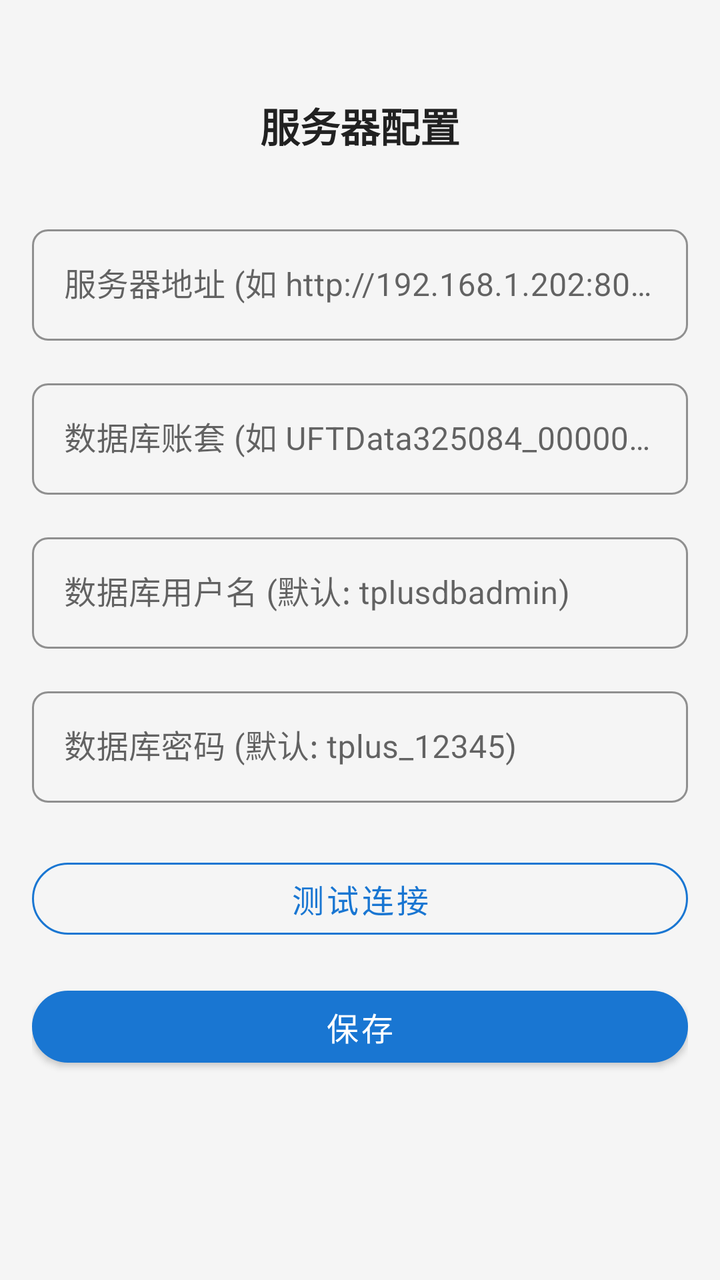
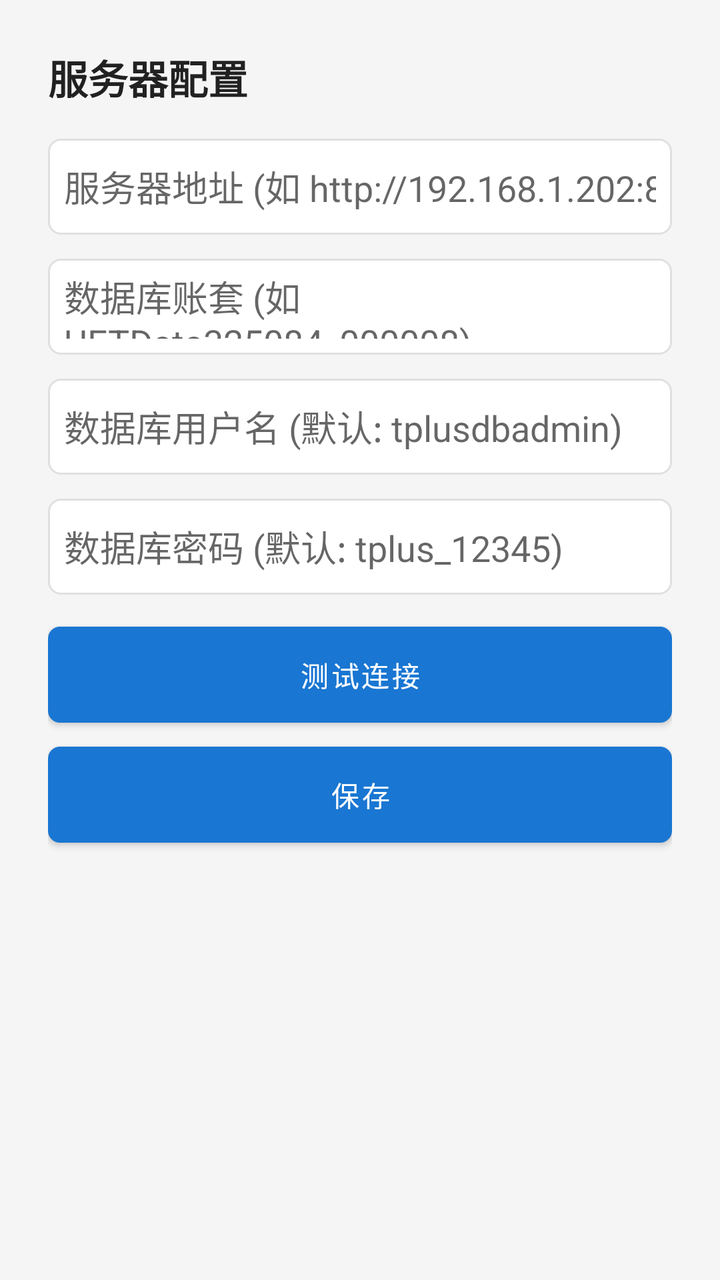

The first picture is an Android layout as it rendered before a commit; the second is the same layout after the commit. The layout source and the unified diff follow.
<!-- AndroidManifest.xml: application theme Theme.TPlusJFFZ -->
<!-- res/layout/activity_link.xml -->
<?xml version="1.0" encoding="utf-8"?>
<androidx.constraintlayout.widget.ConstraintLayout
    xmlns:android="http://schemas.android.com/apk/res/android"
    xmlns:app="http://schemas.android.com/apk/res-auto"
    xmlns:tools="http://schemas.android.com/tools"
    android:layout_width="match_parent"
    android:layout_height="match_parent"
    android:padding="@dimen/spacing_medium"
    android:background="@color/background"
    tools:context=".ui.link.LinkActivity">

    <TextView
        android:id="@+id/tv_title"
        android:layout_width="wrap_content"
        android:layout_height="wrap_content"
        android:text="@string/link_title"
        android:textSize="@dimen/text_headline"
        android:textColor="@color/text_primary"
        android:textStyle="bold"
        android:layout_marginTop="@dimen/spacing_xlarge"
        app:layout_constraintTop_toTopOf="parent"
        app:layout_constraintStart_toStartOf="parent"
        app:layout_constraintEnd_toEndOf="parent" />

    <com.google.android.material.textfield.TextInputLayout
        android:id="@+id/til_server_url"
        style="@style/Widget.TPlusJFFZ.InputField"
        android:layout_width="0dp"
        android:layout_height="wrap_content"
        android:layout_marginTop="@dimen/spacing_xlarge"
        android:hint="@string/hint_server_url"
        app:layout_constraintTop_toBottomOf="@id/tv_title"
        app:layout_constraintStart_toStartOf="parent"
        app:layout_constraintEnd_toEndOf="parent">

        <com.google.android.material.textfield.TextInputEditText
            android:id="@+id/et_server_url"
            android:layout_width="match_parent"
            android:layout_height="wrap_content"
            android:inputType="textUri"
            android:imeOptions="actionDone" />
    </com.google.android.material.textfield.TextInputLayout>

    <com.google.android.material.textfield.TextInputLayout
        android:id="@+id/til_database_name"
        style="@style/Widget.TPlusJFFZ.InputField"
        android:layout_width="0dp"
        android:layout_height="wrap_content"
        android:layout_marginTop="@dimen/spacing_medium"
        android:hint="@string/hint_database_name"
        app:layout_constraintTop_toBottomOf="@id/til_server_url"
        app:layout_constraintStart_toStartOf="parent"
        app:layout_constraintEnd_toEndOf="parent">

        <com.google.android.material.textfield.TextInputEditText
            android:id="@+id/et_database_name"
            android:layout_width="match_parent"
            android:layout_height="wrap_content"
            android:inputType="text"
            android:imeOptions="actionDone" />
    </com.google.android.material.textfield.TextInputLayout>

    <com.google.android.material.textfield.TextInputLayout
        android:id="@+id/til_db_user"
        style="@style/Widget.TPlusJFFZ.InputField"
        android:layout_width="0dp"
        android:layout_height="wrap_content"
        android:layout_marginTop="@dimen/spacing_medium"
        android:hint="@string/hint_db_user"
        app:layout_constraintTop_toBottomOf="@id/til_database_name"
        app:layout_constraintStart_toStartOf="parent"
        app:layout_constraintEnd_toEndOf="parent">

        <com.google.android.material.textfield.TextInputEditText
            android:id="@+id/et_db_user"
            android:layout_width="match_parent"
            android:layout_height="wrap_content"
            android:inputType="text"
            android:imeOptions="actionDone" />
    </com.google.android.material.textfield.TextInputLayout>

    <com.google.android.material.textfield.TextInputLayout
        android:id="@+id/til_db_password"
        style="@style/Widget.TPlusJFFZ.InputField"
        android:layout_width="0dp"
        android:layout_height="wrap_content"
        android:layout_marginTop="@dimen/spacing_medium"
        android:hint="@string/hint_db_password"
        app:layout_constraintTop_toBottomOf="@id/til_db_user"
        app:layout_constraintStart_toStartOf="parent"
        app:layout_constraintEnd_toEndOf="parent">

        <com.google.android.material.textfield.TextInputEditText
            android:id="@+id/et_db_password"
            android:layout_width="match_parent"
            android:layout_height="wrap_content"
            android:inputType="textPassword"
            android:imeOptions="actionDone" />
    </com.google.android.material.textfield.TextInputLayout>

    <com.google.android.material.button.MaterialButton
        android:id="@+id/btn_test_connection"
        style="@style/Widget.TPlusJFFZ.Button.Secondary"
        android:layout_width="0dp"
        android:layout_height="@dimen/button_height"
        android:text="@string/btn_test_connection"
        android:layout_marginTop="@dimen/spacing_large"
        app:layout_constraintTop_toBottomOf="@id/til_db_password"
        app:layout_constraintStart_toStartOf="parent"
        app:layout_constraintEnd_toEndOf="parent" />

    <com.google.android.material.button.MaterialButton
        android:id="@+id/btn_save"
        style="@style/Widget.TPlusJFFZ.Button.Primary"
        android:layout_width="0dp"
        android:layout_height="@dimen/button_height"
        android:text="@string/btn_save"
        android:layout_marginTop="@dimen/spacing_medium"
        app:layout_constraintTop_toBottomOf="@id/btn_test_connection"
        app:layout_constraintStart_toStartOf="parent"
        app:layout_constraintEnd_toEndOf="parent" />

    <ProgressBar
        android:id="@+id/progress_bar"
        android:layout_width="wrap_content"
        android:layout_height="wrap_content"
        android:visibility="gone"
        app:layout_constraintTop_toTopOf="parent"
        app:layout_constraintBottom_toBottomOf="parent"
        app:layout_constraintStart_toStartOf="parent"
        app:layout_constraintEnd_toEndOf="parent" />

</androidx.constraintlayout.widget.ConstraintLayout>
<!-- resources referenced by this layout -->
<resources>
  <color name="background">#F5F5F5</color>
  <color name="text_primary">#212121</color>
  <dimen name="button_height">48dp</dimen>
  <dimen name="spacing_large">24dp</dimen>
  <dimen name="spacing_medium">16dp</dimen>
  <dimen name="spacing_xlarge">32dp</dimen>
  <dimen name="text_headline">20sp</dimen>
  <string name="btn_save">保存</string>
  <string name="btn_test_connection">测试连接</string>
  <string name="hint_database_name">数据库账套 (如 UFTData325084_0000008)</string>
  <string name="hint_db_password">数据库密码 (默认: tplus_12345)</string>
  <string name="hint_db_user">数据库用户名 (默认: tplusdbadmin)</string>
  <string name="hint_server_url">服务器地址 (如 http://192.168.1.202:8083)</string>
  <string name="link_title">服务器配置</string>
  <style name="Widget.TPlusJFFZ.Button.Primary" parent="Widget.MaterialComponents.Button">
          <item name="android:layout_height">@dimen/button_height</item>
          <item name="cornerRadius">@dimen/button_corner_radius</item>
          <item name="android:textColor">@color/white</item>
          <item name="android:textSize">@dimen/text_subtitle</item>
          <item name="android:paddingStart">@dimen/button_padding_horizontal</item>
          <item name="android:paddingEnd">@dimen/button_padding_horizontal</item>
          <item name="android:textAllCaps">false</item>
      </style>
  <style name="Widget.TPlusJFFZ.Button.Secondary" parent="Widget.MaterialComponents.Button.OutlinedButton">
          <item name="android:layout_height">@dimen/button_height</item>
          <item name="cornerRadius">@dimen/button_corner_radius</item>
          <item name="android:textColor">@color/primary</item>
          <item name="android:textSize">@dimen/text_subtitle</item>
          <item name="strokeColor">@color/primary</item>
          <item name="android:textAllCaps">false</item>
      </style>
  <style name="Widget.TPlusJFFZ.InputField" parent="Widget.MaterialComponents.TextInputLayout.OutlinedBox">
          <item name="boxCornerRadiusTopStart">@dimen/input_corner_radius</item>
          <item name="boxCornerRadiusTopEnd">@dimen/input_corner_radius</item>
          <item name="boxCornerRadiusBottomStart">@dimen/input_corner_radius</item>
          <item name="boxCornerRadiusBottomEnd">@dimen/input_corner_radius</item>
          <item name="boxStrokeColor">@color/primary</item>
      </style>
  <style name="Theme.TPlusJFFZ" parent="Theme.MaterialComponents.DayNight.NoActionBar">
          <item name="colorPrimary">@color/primary</item>
          <item name="colorPrimaryVariant">@color/primary_dark</item>
          <item name="colorOnPrimary">@color/white</item>
          <item name="colorSecondary">@color/accent</item>
          <item name="colorSecondaryVariant">@color/accent</item>
          <item name="colorOnSecondary">@color/white</item>
          <item name="android:statusBarColor">@color/primary_dark</item>
          <item name="android:navigationBarColor">@color/background</item>
          <item name="android:windowBackground">@color/background</item>
          <item name="android:textColorPrimary">@color/text_primary</item>
          <item name="android:textColorSecondary">@color/text_secondary</item>
      </style>
  <dimen name="button_corner_radius">24dp</dimen>
  <color name="white">#FFFFFFFF</color>
  <dimen name="text_subtitle">16sp</dimen>
  <dimen name="button_padding_horizontal">24dp</dimen>
  <color name="primary">#1976D2</color>
  <dimen name="input_corner_radius">8dp</dimen>
  <color name="primary_dark">#1565C0</color>
  <color name="accent">#FF4081</color>
  <color name="text_secondary">#757575</color>
</resources>

<!-- the commit's change to res/layout/activity_link.xml (unified diff, before → after) -->
@@ -1,133 +1,82 @@
 <?xml version="1.0" encoding="utf-8"?>
-<androidx.constraintlayout.widget.ConstraintLayout
-    xmlns:android="http://schemas.android.com/apk/res/android"
-    xmlns:app="http://schemas.android.com/apk/res-auto"
-    xmlns:tools="http://schemas.android.com/tools"
+<ScrollView xmlns:android="http://schemas.android.com/apk/res/android"
     android:layout_width="match_parent"
     android:layout_height="match_parent"
-    android:padding="@dimen/spacing_medium"
     android:background="@color/background"
-    tools:context=".ui.link.LinkActivity">
+    android:fillViewport="true">
 
-    <TextView
-        android:id="@+id/tv_title"
-        android:layout_width="wrap_content"
+    <LinearLayout
+        android:layout_width="match_parent"
         android:layout_height="wrap_content"
-        android:text="@string/link_title"
-        android:textSize="@dimen/text_headline"
-        android:textColor="@color/text_primary"
-        android:textStyle="bold"
-        android:layout_marginTop="@dimen/spacing_xlarge"
-        app:layout_constraintTop_toTopOf="parent"
-        app:layout_constraintStart_toStartOf="parent"
-        app:layout_constraintEnd_toEndOf="parent" />
+        android:orientation="vertical"
+        android:padding="24dp">
 
-    <com.google.android.material.textfield.TextInputLayout
-        android:id="@+id/til_server_url"
-        style="@style/Widget.TPlusJFFZ.InputField"
-        android:layout_width="0dp"
-        android:layout_height="wrap_content"
-        android:layout_marginTop="@dimen/spacing_xlarge"
-        android:hint="@string/hint_server_url"
-        app:layout_constraintTop_toBottomOf="@id/tv_title"
-        app:layout_constraintStart_toStartOf="parent"
-        app:layout_constraintEnd_toEndOf="parent">
-
-        <com.google.android.material.textfield.TextInputEditText
-            android:id="@+id/et_server_url"
+        <TextView
             android:layout_width="match_parent"
             android:layout_height="wrap_content"
+            android:text="@string/link_title"
+            android:textSize="20sp"
+            android:textStyle="bold"
+            android:textColor="@color/text_primary"
+            android:layout_marginBottom="16dp" />
+
+        <EditText
+            android:id="@+id/etServerUrl"
+            android:layout_width="match_parent"
+            android:layout_height="48dp"
+            android:hint="@string/hint_server_url"
             android:inputType="textUri"
-            android:imeOptions="actionDone" />
-    </com.google.android.material.textfield.TextInputLayout>
+            android:padding="8dp"
+            android:background="@drawable/input_background"
+            android:textColor="@color/text_primary" />
 
-    <com.google.android.material.textfield.TextInputLayout
-        android:id="@+id/til_database_name"
-        style="@style/Widget.TPlusJFFZ.InputField"
-        android:layout_width="0dp"
-        android:layout_height="wrap_content"
-        android:layout_marginTop="@dimen/spacing_medium"
-        android:hint="@string/hint_database_name"
-        app:layout_constraintTop_toBottomOf="@id/til_server_url"
-        app:layout_constraintStart_toStartOf="parent"
-        app:layout_constraintEnd_toEndOf="parent">
+        <EditText
+            android:id="@+id/etDatabaseName"
+            android:layout_width="match_parent"
+            android:layout_height="48dp"
+            android:layout_marginTop="12dp"
+            android:hint="@string/hint_database_name"
+            android:padding="8dp"
+            android:background="@drawable/input_background"
+            android:textColor="@color/text_primary" />
 
-        <com.google.android.material.textfield.TextInputEditText
-            android:id="@+id/et_database_name"
+        <EditText
+            android:id="@+id/etDbUser"
             android:layout_width="match_parent"
-            android:layout_height="wrap_content"
-            android:inputType="text"
-            android:imeOptions="actionDone" />
-    </com.google.android.material.textfield.TextInputLayout>
+            android:layout_height="48dp"
+            android:layout_marginTop="12dp"
+            android:hint="@string/hint_db_user"
+            android:padding="8dp"
+            android:background="@drawable/input_background"
+            android:textColor="@color/text_primary" />
 
-    <com.google.android.material.textfield.TextInputLayout
-        android:id="@+id/til_db_user"
-        style="@style/Widget.TPlusJFFZ.InputField"
-        android:layout_width="0dp"
-        android:layout_height="wrap_content"
-        android:layout_marginTop="@dimen/spacing_medium"
-        android:hint="@string/hint_db_user"
-        app:layout_constraintTop_toBottomOf="@id/til_database_name"
-        app:layout_constraintStart_toStartOf="parent"
-        app:layout_constraintEnd_toEndOf="parent">
+        <EditText
+            android:id="@+id/etDbPassword"
+            android:layout_width="match_parent"
+            android:layout_height="48dp"
+            android:layout_marginTop="12dp"
+            android:hint="@string/hint_db_password"
+            android:inputType="textPassword"
+            android:padding="8dp"
+            android:background="@drawable/input_background"
+            android:textColor="@color/text_primary" />
 
-        <com.google.android.material.textfield.TextInputEditText
-            android:id="@+id/et_db_user"
+        <Button
+            android:id="@+id/btnTestConnection"
             android:layout_width="match_parent"
-            android:layout_height="wrap_content"
-            android:inputType="text"
-            android:imeOptions="actionDone" />
-    </com.google.android.material.textfield.TextInputLayout>
+            android:layout_height="48dp"
+            android:layout_marginTop="16dp"
+            android:text="@string/btn_test_connection"
+            android:textColor="@color/white"
+            android:background="@drawable/button_primary" />
 
-    <com.google.android.material.textfield.TextInputLayout
-        android:id="@+id/til_db_password"
-        style="@style/Widget.TPlusJFFZ.InputField"
-        android:layout_width="0dp"
-        android:layout_height="wrap_content"
-        android:layout_marginTop="@dimen/spacing_medium"
-        android:hint="@string/hint_db_password"
-        app:layout_constraintTop_toBottomOf="@id/til_db_user"
-        app:layout_constraintStart_toStartOf="parent"
-        app:layout_constraintEnd_toEndOf="parent">
-
-        <com.google.android.material.textfield.TextInputEditText
-            android:id="@+id/et_db_password"
+        <Button
+            android:id="@+id/btnSave"
             android:layout_width="match_parent"
-            android:layout_height="wrap_content"
-            android:inputType="textPassword"
-            android:imeOptions="actionDone" />
-    </com.google.android.material.textfield.TextInputLayout>
-
-    <com.google.android.material.button.MaterialButton
-        android:id="@+id/btn_test_connection"
-        style="@style/Widget.TPlusJFFZ.Button.Secondary"
-        android:layout_width="0dp"
-        android:layout_height="@dimen/button_height"
-        android:text="@string/btn_test_connection"
-        android:layout_marginTop="@dimen/spacing_large"
-        app:layout_constraintTop_toBottomOf="@id/til_db_password"
-        app:layout_constraintStart_toStartOf="parent"
-        app:layout_constraintEnd_toEndOf="parent" />
-
-    <com.google.android.material.button.MaterialButton
-        android:id="@+id/btn_save"
-        style="@style/Widget.TPlusJFFZ.Button.Primary"
-        android:layout_width="0dp"
-        android:layout_height="@dimen/button_height"
-        android:text="@string/btn_save"
-        android:layout_marginTop="@dimen/spacing_medium"
-        app:layout_constraintTop_toBottomOf="@id/btn_test_connection"
-        app:layout_constraintStart_toStartOf="parent"
-        app:layout_constraintEnd_toEndOf="parent" />
-
-    <ProgressBar
-        android:id="@+id/progress_bar"
-        android:layout_width="wrap_content"
-        android:layout_height="wrap_content"
-        android:visibility="gone"
-        app:layout_constraintTop_toTopOf="parent"
-        app:layout_constraintBottom_toBottomOf="parent"
-        app:layout_constraintStart_toStartOf="parent"
-        app:layout_constraintEnd_toEndOf="parent" />
-
-</androidx.constraintlayout.widget.ConstraintLayout>
+            android:layout_height="48dp"
+            android:layout_marginTop="12dp"
+            android:text="@string/btn_save"
+            android:textColor="@color/white"
+            android:background="@drawable/button_secondary" />
+    </LinearLayout>
+</ScrollView>
<!-- resource entries referenced after the edit -->
@@ -2,42 +2,13 @@
 <resources>
   <color name="background">#F5F5F5</color>
   <color name="text_primary">#212121</color>
-  <dimen name="button_height">48dp</dimen>
-  <dimen name="spacing_large">24dp</dimen>
-  <dimen name="spacing_medium">16dp</dimen>
-  <dimen name="spacing_xlarge">32dp</dimen>
-  <dimen name="text_headline">20sp</dimen>
   <string name="btn_save">保存</string>
   <string name="btn_test_connection">测试连接</string>
-  <string name="hint_database_name">数据库账套 (如 UFTData325084_0000008)</string>
+  <string name="hint_database_name">数据库账套 (如 UFTData325084_000008)</string>
   <string name="hint_db_password">数据库密码 (默认: tplus_12345)</string>
   <string name="hint_db_user">数据库用户名 (默认: tplusdbadmin)</string>
   <string name="hint_server_url">服务器地址 (如 http://192.168.1.202:8083)</string>
   <string name="link_title">服务器配置</string>
-  <style name="Widget.TPlusJFFZ.Button.Primary" parent="Widget.MaterialComponents.Button">
-          <item name="android:layout_height">@dimen/button_height</item>
-          <item name="cornerRadius">@dimen/button_corner_radius</item>
-          <item name="android:textColor">@color/white</item>
-          <item name="android:textSize">@dimen/text_subtitle</item>
-          <item name="android:paddingStart">@dimen/button_padding_horizontal</item>
-          <item name="android:paddingEnd">@dimen/button_padding_horizontal</item>
-          <item name="android:textAllCaps">false</item>
-      </style>
-  <style name="Widget.TPlusJFFZ.Button.Secondary" parent="Widget.MaterialComponents.Button.OutlinedButton">
-          <item name="android:layout_height">@dimen/button_height</item>
-          <item name="cornerRadius">@dimen/button_corner_radius</item>
-          <item name="android:textColor">@color/primary</item>
-          <item name="android:textSize">@dimen/text_subtitle</item>
-          <item name="strokeColor">@color/primary</item>
-          <item name="android:textAllCaps">false</item>
-      </style>
-  <style name="Widget.TPlusJFFZ.InputField" parent="Widget.MaterialComponents.TextInputLayout.OutlinedBox">
-          <item name="boxCornerRadiusTopStart">@dimen/input_corner_radius</item>
-          <item name="boxCornerRadiusTopEnd">@dimen/input_corner_radius</item>
-          <item name="boxCornerRadiusBottomStart">@dimen/input_corner_radius</item>
-          <item name="boxCornerRadiusBottomEnd">@dimen/input_corner_radius</item>
-          <item name="boxStrokeColor">@color/primary</item>
-      </style>
   <style name="Theme.TPlusJFFZ" parent="Theme.MaterialComponents.DayNight.NoActionBar">
           <item name="colorPrimary">@color/primary</item>
           <item name="colorPrimaryVariant">@color/primary_dark</item>
@@ -51,13 +22,33 @@
           <item name="android:textColorPrimary">@color/text_primary</item>
           <item name="android:textColorSecondary">@color/text_secondary</item>
       </style>
-  <dimen name="button_corner_radius">24dp</dimen>
   <color name="white">#FFFFFFFF</color>
-  <dimen name="text_subtitle">16sp</dimen>
-  <dimen name="button_padding_horizontal">24dp</dimen>
+  <!-- drawable button_primary (drawable) -->
+  <?xml version="1.0" encoding="utf-8"?>
+  <shape xmlns:android="http://schemas.android.com/apk/res/android"
+      android:shape="rectangle">
+      <solid android:color="@color/primary" />
+      <corners android:radius="6dp" />
+  </shape>
+  <!-- drawable button_secondary (drawable) -->
+  <?xml version="1.0" encoding="utf-8"?>
+  <shape xmlns:android="http://schemas.android.com/apk/res/android"
+      android:shape="rectangle">
+      <solid android:color="@color/primary_dark" />
+      <corners android:radius="6dp" />
+  </shape>
+  <!-- drawable input_background (drawable) -->
+  <?xml version="1.0" encoding="utf-8"?>
+  <shape xmlns:android="http://schemas.android.com/apk/res/android"
+      android:shape="rectangle">
+      <solid android:color="@color/surface" />
+      <stroke android:width="1dp" android:color="@color/divider" />
+      <corners android:radius="6dp" />
+  </shape>
   <color name="primary">#1976D2</color>
-  <dimen name="input_corner_radius">8dp</dimen>
   <color name="primary_dark">#1565C0</color>
+  <color name="surface">#FFFFFF</color>
+  <color name="divider">#E0E0E0</color>
   <color name="accent">#FF4081</color>
   <color name="text_secondary">#757575</color>
 </resources>
